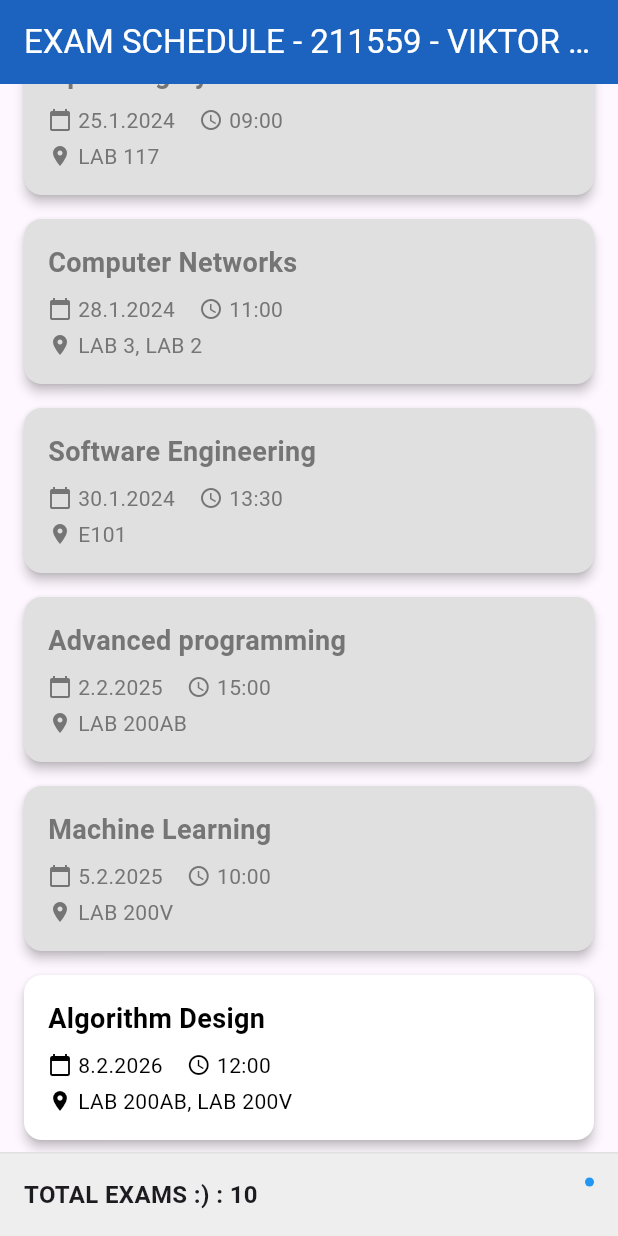
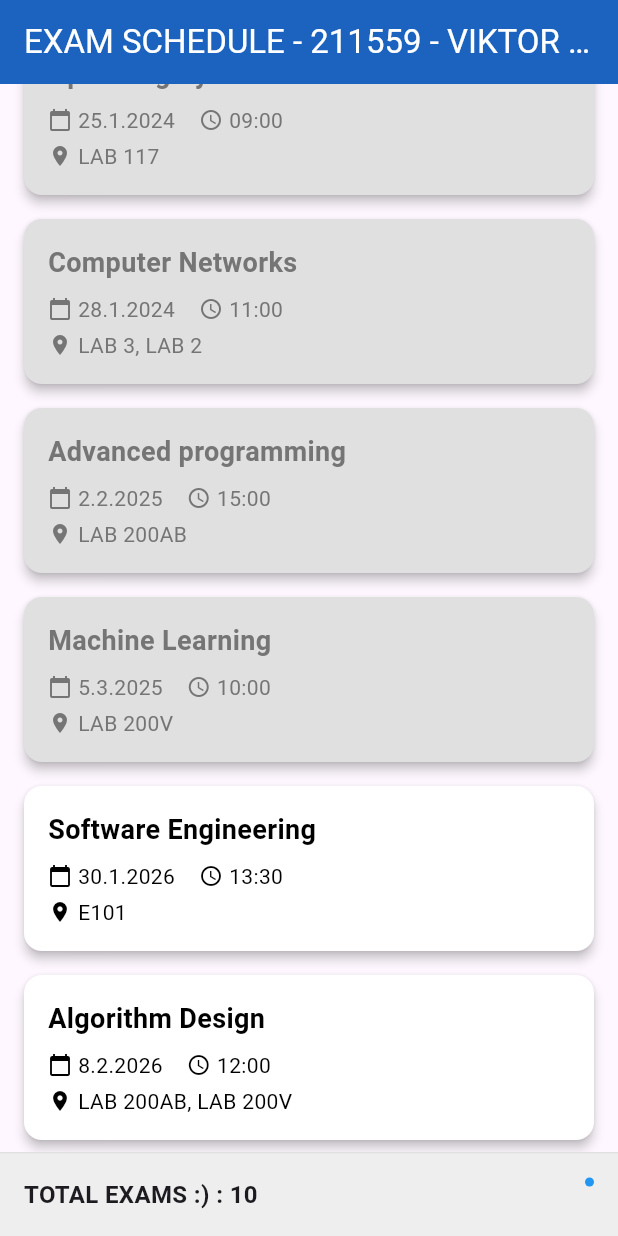
Before and after one commit to viktor-krstevski/exam_scheduler_application, a Flutter app: the screen it shows after launch, scrolled down 548 dp, on a phone screen of 412 x 824 dp. Run offline on Flutter 3.47's test engine with Material 3 defaults, Android fonts, the light colour scheme and no system bars.

Commit message:
changes were made

```diff
--- a/lib/screens/home_screen.dart
+++ b/lib/screens/home_screen.dart
@@ -39,7 +39,7 @@ class HomeScreen extends StatelessWidget {
     ),
     Exam(
       subjectName: "Software Engineering",
-      dateTime: DateTime(2024, 1, 30, 13, 30),
+      dateTime: DateTime(2026, 1, 30, 13, 30),
       rooms: ["E101"],
     ),
     Exam(
@@ -49,7 +49,7 @@ class HomeScreen extends StatelessWidget {
     ),
     Exam(
       subjectName: "Machine Learning",
-      dateTime: DateTime(2025, 2, 5, 10, 0),
+      dateTime: DateTime(2025, 3, 5, 10, 0),
       rooms: ["LAB 200V"],
     ),
     Exam(
```
Also changed, not shown: 1 other file.
